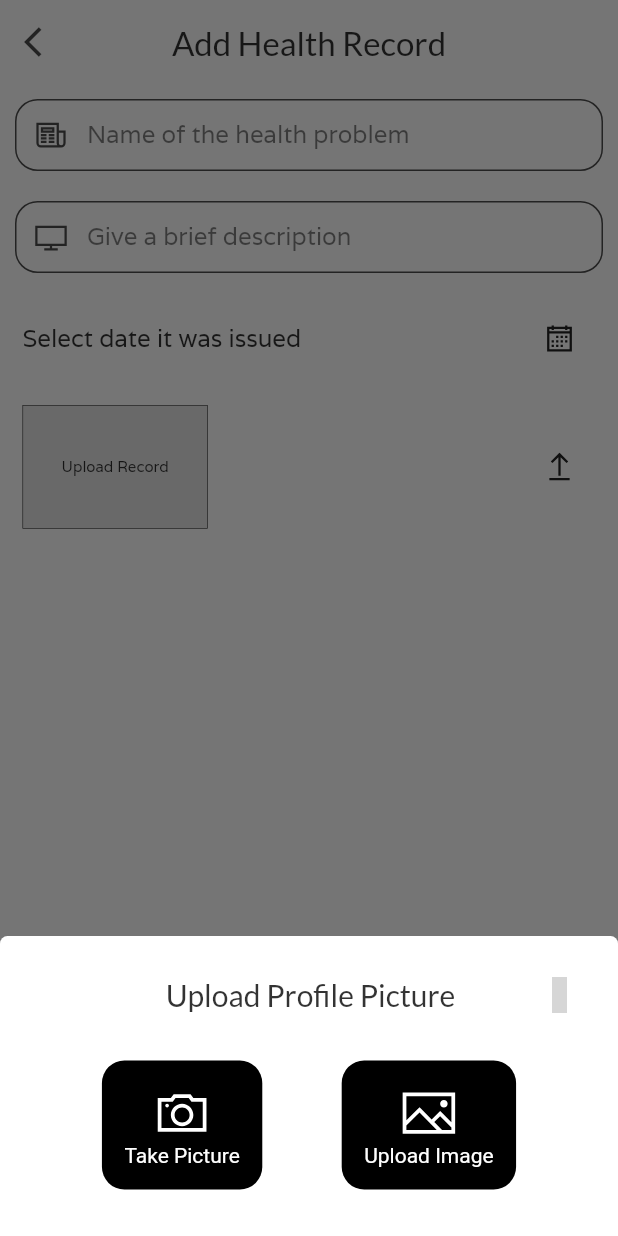
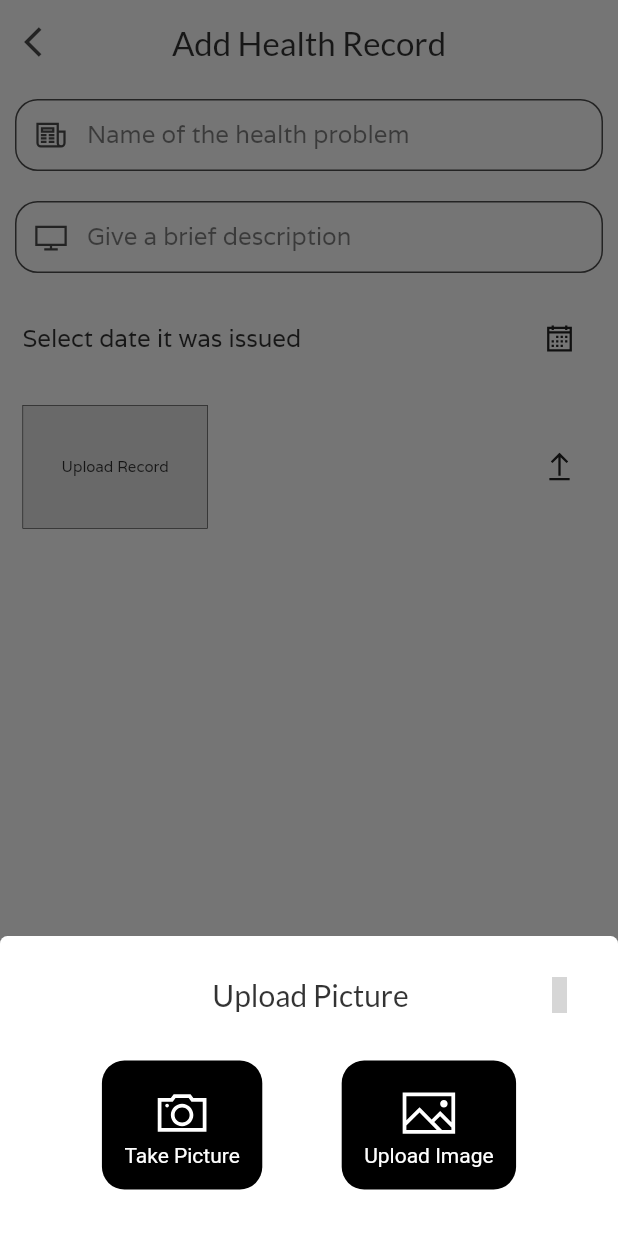
Before and after one commit to amlannandy/FitnessLive, a Flutter app: the AddHealthRecordScreen screen opened by its route, after a tap on an icon or button, on a phone screen of 412 x 824 dp. Run offline on Flutter 3.47's test engine with Material 2 defaults, Android fonts, the phone set to English and light mode, and no system bars; our stand-ins replace cloud_firestore, firebase_auth, firebase_storage, image_picker, line_icons, shimmer and 1 more; missing offline and left inert: fit_kit; accounts and stored records are empty; grey boxes are pictures that could not be loaded.

Commit message:
fixed heading

```diff
--- a/mobile-app/lib/widgets/UploadDialog.dart
+++ b/mobile-app/lib/widgets/UploadDialog.dart
@@ -22,7 +22,7 @@ Widget uploadDialog({BuildContext context, Function notifyChanges}) {
           children: [
             Container(width: 50),
             Text(
-              'Upload Profile Picture',
+              'Upload Picture',
               style: TextStyle(
                 color: Colors.black.withOpacity(0.8),
                 fontFamily: 'Lato',
```
